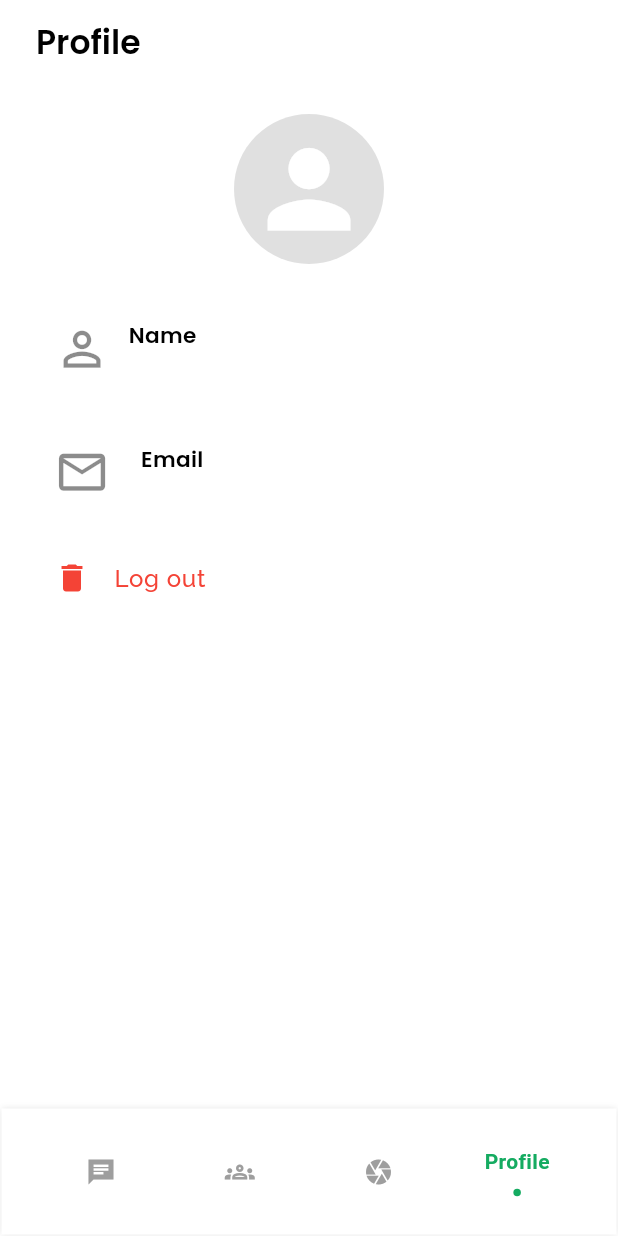
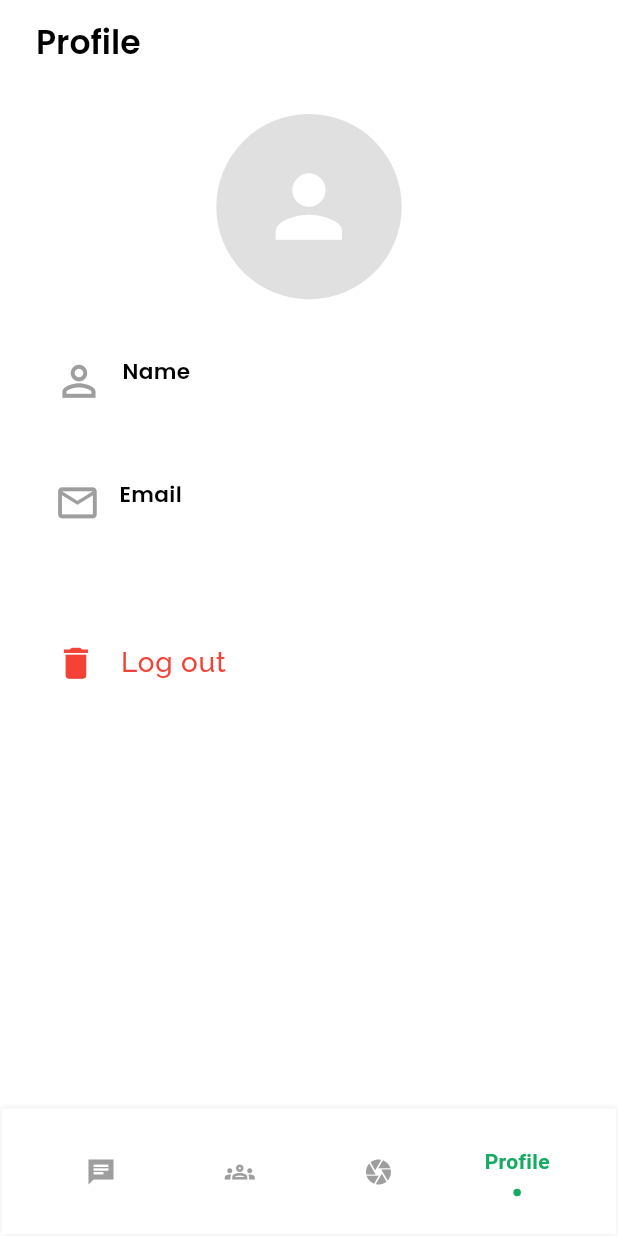
Before and after one commit to Honeypanchal/chatapp, a Flutter app: the Profile screen opened directly with empty values, on a phone screen of 412 x 824 dp. Run offline on Flutter 3.47's test engine with Material 3 defaults, Android fonts, the phone set to English and light mode, and no system bars; drawn by our look-alikes of flashy_tab_bar2; our stand-ins replace cloud_firestore, firebase_auth, firebase_core, google_sign_in; accounts and stored records are empty.

Commit message:
made profile page responsive and add some functions

```diff
--- a/lib/Pages/Profile/Profile.dart
+++ b/lib/Pages/Profile/Profile.dart
@@ -108,9 +108,10 @@ class _ProfileState extends State<Profile> {
           children: [
             Center(
               child: CircleAvatar(
-                radius: 50,
+                radius: width> 600 ? width *0.07 : width *0.15,
                 backgroundColor: Colors.grey.shade300,
-             child: Icon(Icons.person,color: Colors.white,size: width*0.2,),
+             child: Icon(Icons.person,color: Colors.white,
+               size: width>600 ? width *0.1: width*0.16,),
               ),
             ),
             SizedBox(
@@ -132,32 +133,30 @@ class _ProfileState extends State<Profile> {
                   children: [
                     Icon(
                       Icons.perm_identity,
-                      color: Colors.black45,
-                      size: width * 0.09,
+                      color: Colors.grey,
+                      size: width > 600 ? width*0.04 : width *0.08,
                     ),
-                    SizedBox(
-                      width: width * 0.03,
-                    ),
+                    SizedBox(width:width>600 ? width*0.018: width*0.03),
+
                     Column(
                       children: [
                         Text(
                           "Name",
                           style: TextStyle(
                               color: Colors.black,
-                              fontSize: width * 0.035,
+                              fontSize: width> 600 ? width*0.015 : width*0.035,
                               fontFamily: 'poppins',
                               fontWeight: FontWeight.w700),
                         ),
-                        SizedBox(
-                          height: height * 0.003,
-                        ),
+
                         Text(
                           firstName.isNotEmpty ? firstName : "",
                           style: TextStyle(
                               color: Colors.grey,
                               fontWeight: FontWeight.w600,
                               fontFamily: 'Raleways',
-                              fontSize: width * 0.035),
+                            fontSize: width> 600 ? width*0.015 : width*0.035,
+                          ),
                         ),
                       ],
                     ),
@@ -165,9 +164,10 @@ class _ProfileState extends State<Profile> {
                 ),
               ),
             ),
+            SizedBox(height: width>600 ? height*0.05 : height*0),
             Container(
               margin: EdgeInsets.symmetric(horizontal: width * 0.02),
-              height: height * 0.08,
+              height: height * 0.12,
               width: width,
               decoration: BoxDecoration(
                 color: Colors.white,
@@ -181,12 +181,11 @@ class _ProfileState extends State<Profile> {
                   children: [
                     Icon(
                       Icons.email_outlined,
-                      color: Colors.black45,
-                      size: width * 0.09,
+                      color: Colors.grey,
+                      size: width > 600 ? width*0.035 : width *0.075,
                     ),
-                    SizedBox(
-                      width: width * 0.05,
-                    ),
+                    SizedBox(width:width>600 ? width*0.02: width*0.03)
+                    ,
                     Column(
                       crossAxisAlignment: CrossAxisAlignment.start,
                       children: [
@@ -194,7 +193,7 @@ class _ProfileState extends State<Profile> {
                           "Email",
                           style: TextStyle(
                               color: Colors.black,
-                              fontSize: width * 0.035,
+                              fontSize: width> 600 ? width*0.015 : width*0.035,
                               fontFamily: 'poppins',
                               fontWeight: FontWeight.w700),
                         ),
@@ -207,7 +206,7 @@ class _ProfileState extends State<Profile> {
                               color: Colors.grey,
                               fontWeight: FontWeight.w600,
                               fontFamily: 'Raleways',
-                              fontSize: width * 0.035),
+                            fontSize: width> 600 ? width*0.015 : width*0.035,),
                         ),
                       ],
                     ),
@@ -215,10 +214,14 @@ class _ProfileState extends State<Profile> {
                 ),
               ),
             ),
-            ListTile(
+            SizedBox(height: width>600 ? height*0.015 : height*0),
+            Container(
+              margin: EdgeInsets.symmetric(horizontal: width>600? width*0.02 : width*0.002),
+              child: ListTile(
                 onTap: (){
                   logOutUser().then((_){
-                  Navigator.pushAndRemoveUntil(
+                    Navigator.pushAndRemoveUntil
+                      (
                       context,
                       MaterialPageRoute(builder: (context) => Firstpage()), // Navigate to login screen
                           (Route<dynamic> route) => false, // Remove all previous routes from stack
@@ -230,10 +233,15 @@ class _ProfileState extends State<Profile> {
                 leading: Icon(
                   Icons.delete,
                   color: Colors.red,
+                  size: width>600? width*0.02 : width*0.067,
+
                 ),
+
                 title: Text(
                   "Log out",
-                style: TextStyle(fontFamily: 'Raleway', color: Colors.red),
+                  style: TextStyle(fontFamily: 'Raleway', color: Colors.red,
+                  fontSize: width>600? width*0.02: width*0.045),
+                ),
               ),
             )
           ],
```
Also changed, not shown: lib/Pages/statuspage.dart (+63 -24 lines). Lines whose indentation alone changed are shown as unchanged.
